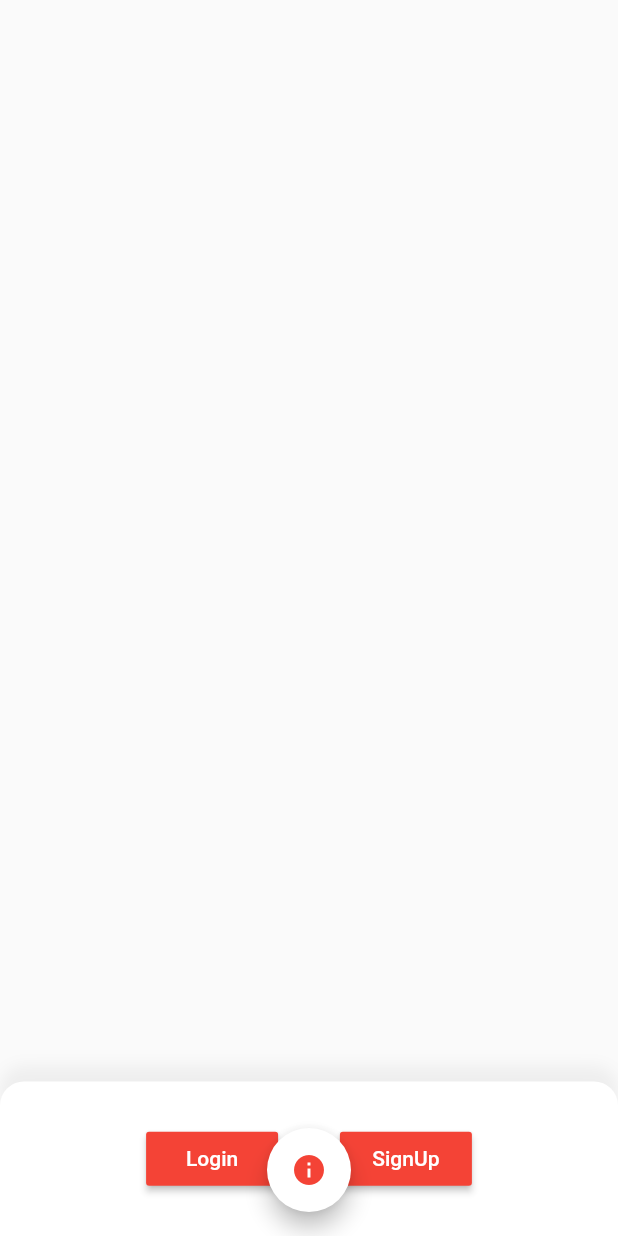
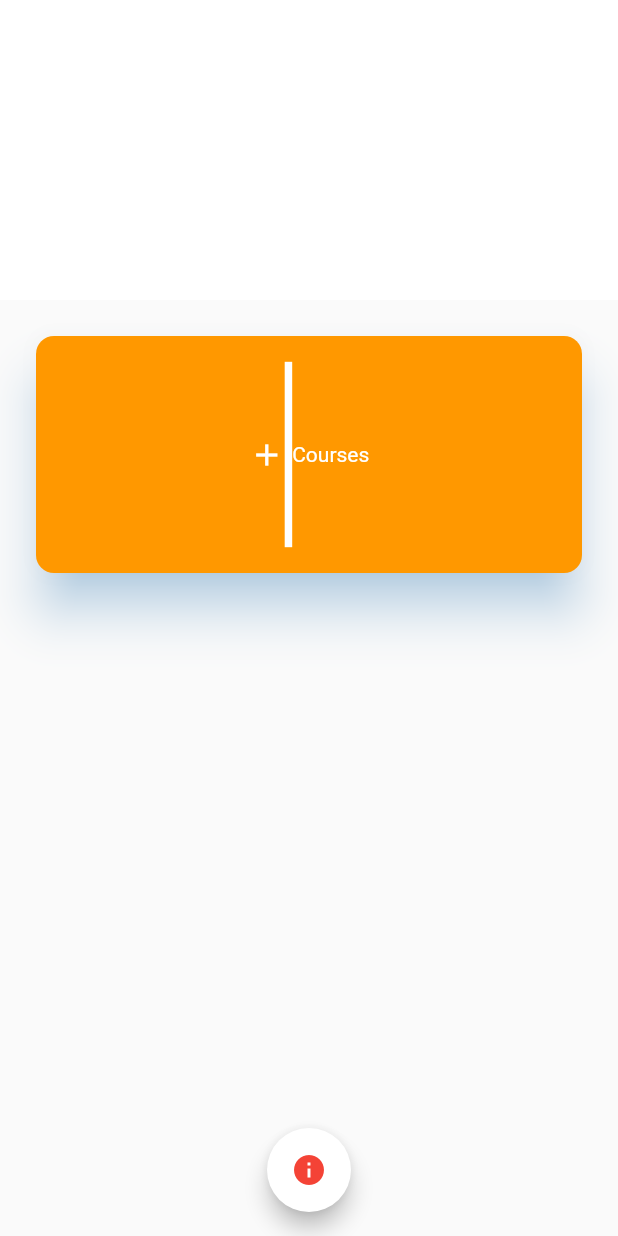
Before and after one commit to Aadiyaara/attendance_app, a Flutter app: the screen it shows after launch, on a phone screen of 412 x 824 dp. Run offline on Flutter 3.47's test engine with Material 2 defaults, Android fonts, the phone set to English and light mode, and no system bars; our stand-ins replace font_awesome_flutter.

Commit message:
Partial Student UI Push

```diff
--- a/lib/components/student/student.dart
+++ b/lib/components/student/student.dart
@@ -0,0 +1,53 @@
+import 'package:flutter/material.dart';
+
+class StudentUI extends StatelessWidget {
+  @override
+  Widget build(BuildContext context) {
+    // TODO: implement build
+    return Container(
+      child: CustomScrollView(
+        slivers: <Widget>[
+          SliverAppBar(
+            title: Text('SliverAppBar'),
+            backgroundColor: Colors.white,
+            expandedHeight: 200.0,
+            flexibleSpace: FlexibleSpaceBar(
+            ),
+          ),
+          SliverFixedExtentList(
+            itemExtent: MediaQuery.of(context).size.height* 0.25,
+            delegate: SliverChildListDelegate([
+              Padding(
+                padding: EdgeInsets.all(24.0),
+                child:  Material(
+                    elevation: 14.0,
+                    color: Colors.orange,
+                    borderRadius: BorderRadius.circular(12.0),
+                    shadowColor: Color(0x802196F3),
+                    child: InkWell(
+                      onTap: () {},
+                      child: Row(
+                        mainAxisAlignment: MainAxisAlignment.center,
+                        crossAxisAlignment: CrossAxisAlignment.center,
+                        children: <Widget>[
+                          Icon(Icons.add, color: Colors.white,),
+                          Container(
+                            height: MediaQuery.of(context).size.height * 0.15,
+                            width: 5,
+                            color: Colors.white,
+                          ),
+                          Text(
+                            'Courses', style: TextStyle(color: Colors.white),
+                          )
+                        ],
+                      )
+                    )
+                  )
+              )
+            ])
+          ),
+        ],
+      ),
+    );
+  }
+}
--- a/lib/main.dart
+++ b/lib/main.dart
@@ -2,6 +2,9 @@ import 'package:flutter/material.dart';
 
 //Components
 import './components/pedestal/interface.dart';
+
+//Tests
+import './components/student/student.dart';
 
 void main() => runApp(MyApp());
 
@@ -69,7 +72,7 @@ class _MyHomePageState extends State<MyHomePage> {
     // fast, so that you can just rebuild anything that needs updating rather
     // than having to individually change instances of widgets.
     return Scaffold(
-      body: PedestalInterface(),
+      body: StudentUI(),
       floatingActionButton: FloatingActionButton(
         onPressed: _incrementCounter,
         tooltip: 'Info',
--- a/pubspec.yaml
+++ b/pubspec.yaml
@@ -22,6 +22,8 @@ dependencies:
   firebase_core: 0.3.1+1
   firebase_auth:
   cloud_firestore:
+  flare_flutter:
+  font_awesome_flutter:
 
   # The following adds the Cupertino Icons font to your application.
   # Use with the CupertinoIcons class for iOS style icons.
@@ -30,6 +32,7 @@ dependencies:
 dev_dependencies:
   flutter_test:
     sdk: flutter
+
 
 
 # For information on the generic Dart part of this file, see the
```
Also changed, not shown: lib/components/auth/login.dart (+85 -0 lines), assets/Flare/src/PedestalSplash/Text-Ready.svg (added), assets/Flare/src/PedestalSplash/Text.svg (added), pubspec.lock, 1 other file.
